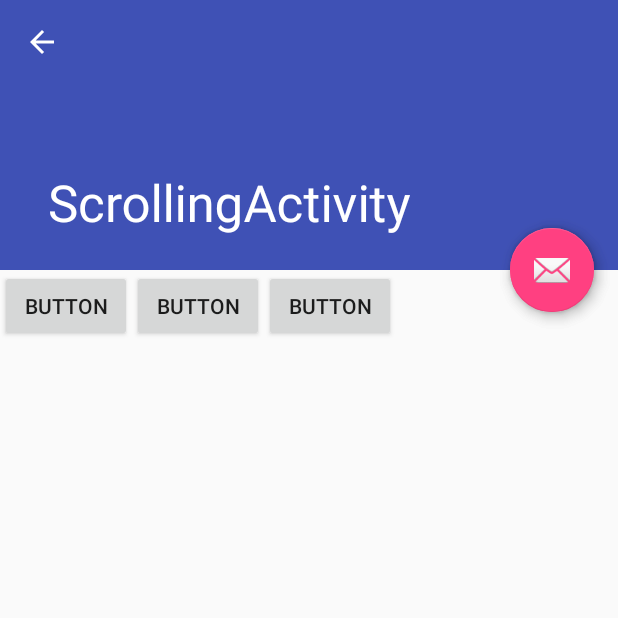
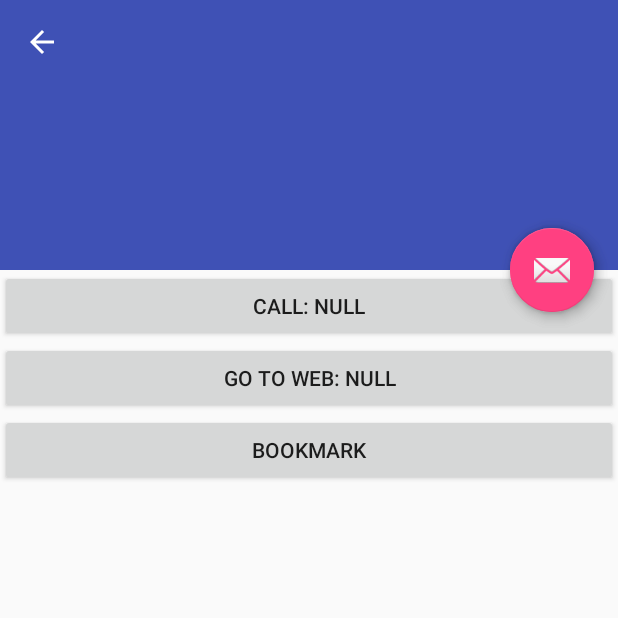
Before and after one commit to vnthanh/MiniProject1-CityExplorer, an Android app: the ScrollingActivity screen opened directly, with no data from a screen before it, on a phone screen of 412 x 824 dp, the top half of it. Run offline under Robolectric (Android 15) with nearby library versions, the phone set to English and light mode, and no system bars.

Commit message:
Add intent (put, get extra String) to display place's info (name,call, web, des...)
-Once marker clicked -> find which place -> put all data to intent ->
start Scrolling Activity (replace title by place's name )
-Create some button for later call, log in web, bookmark

```diff
--- a/CityExplorer/app/src/main/java/com/example/user/cityexplorer/ScrollingActivity.java
+++ b/CityExplorer/app/src/main/java/com/example/user/cityexplorer/ScrollingActivity.java
@@ -7,11 +7,14 @@ import android.support.design.widget.Snackbar;
 import android.support.v7.app.AppCompatActivity;
 import android.support.v7.widget.Toolbar;
 import android.view.View;
+import android.widget.Button;
 import android.widget.TextView;
 
 import org.w3c.dom.Text;
 
 public class ScrollingActivity extends AppCompatActivity {
+
+    Button bt_Call,bt_GoWeb,bt_Bookmark;
 
     @Override
     protected void onCreate(Bundle savedInstanceState) {
@@ -31,9 +34,23 @@ public class ScrollingActivity extends AppCompatActivity {
         getSupportActionBar().setDisplayHomeAsUpEnabled(true);
 
         Intent intent = getIntent();
-        String extra = intent.getStringExtra("text");
+        String name = intent.getStringExtra("name");
+        // set activity name : to place name
+        this.setTitle(name);
 
+        // Set text: place decription
+        String description = intent.getStringExtra("description");
         TextView tv = (TextView) findViewById(R.id.ScrollActText);
-        tv.setText(extra);
+        tv.setText(description);
+
+        String phone = intent.getStringExtra("phone");
+        String website = intent.getStringExtra("website");
+
+        bt_Call = (Button) findViewById(R.id.bt_Call);
+        bt_GoWeb = (Button) findViewById(R.id.bt_GoWeb);
+        bt_Bookmark = (Button) findViewById(R.id.bt_Bookmark);
+
+        bt_Call.setText("Call: " + phone);
+        bt_GoWeb.setText("Go to Web: " + website);
     }
 }
--- a/CityExplorer/app/src/main/res/layout/content_scrolling.xml
+++ b/CityExplorer/app/src/main/res/layout/content_scrolling.xml
@@ -16,20 +16,23 @@
         <LinearLayout
             android:layout_width="match_parent"
             android:layout_height="wrap_content"
-            android:orientation="horizontal">
+            android:orientation="vertical">
 
             <Button
-                android:layout_width="wrap_content"
+                android:layout_width="match_parent"
                 android:layout_height="wrap_content"
-                android:text="Button"/>
+                android:id="@+id/bt_Call"
+                android:text="Call"/>
             <Button
-                android:layout_width="wrap_content"
+                android:layout_width="match_parent"
                 android:layout_height="wrap_content"
-                android:text="Button"/>
+                android:id="@+id/bt_GoWeb"
+                android:text="Go Web"/>
             <Button
-                android:layout_width="wrap_content"
+                android:layout_width="match_parent"
                 android:layout_height="wrap_content"
-                android:text="Button"/>
+                android:id="@+id/bt_Bookmark"
+                android:text="Bookmark"/>
 
         </LinearLayout>
 
--- a/CityExplorer/app/src/main/res/raw/places.txt
+++ b/CityExplorer/app/src/main/res/raw/places.txt
@@ -4,10 +4,10 @@
 Cho Ben Thanh
 1080
 www.chobenthanh.com
-Cho Ben Thanh : //description
+Cho Ben Thanh : The market developed from informal markets created by early 17th century street vendors gathering together near the Saigon River. The market was formally established by the French colonial powers after taking over the Gia Dinh citadel in 1859 (see Citadel of Saigon). This market was destroyed by fire in 1870 and rebuilt to become Saigon's largest market. In 1912 the market was moved to a new building and called the New Ben Thanh Market to distinguish over its predecessor. The building was renovated in 1985.
 10.777454
 106.695478
 Dinh Doc Lap
-1080
+1081
 www.dinhdoclap.com
-Dinh Doc Lap : //description
+Dinh Doc Lap : Independence Palace (Dinh Doc Lap), also known as Reunification Palace (Vietnamese: Dinh Thong Nhat), built on the site of the former Norodom Palace, is a landmark in Ho Chi Minh City, Vietnam. It was designed by architect Ngo Viet Thu and was the home and workplace of the President of South Vietnam during the Vietnam War. It was the site of the end of the Vietnam War during the Fall of Saigon on April 30, 1975, when a North Vietnamese Army tank crashed through its gates.
```
Also changed, not shown: CityExplorer/app/src/main/java/com/example/user/cityexplorer/MapsActivity.java (+14 -6 lines).
